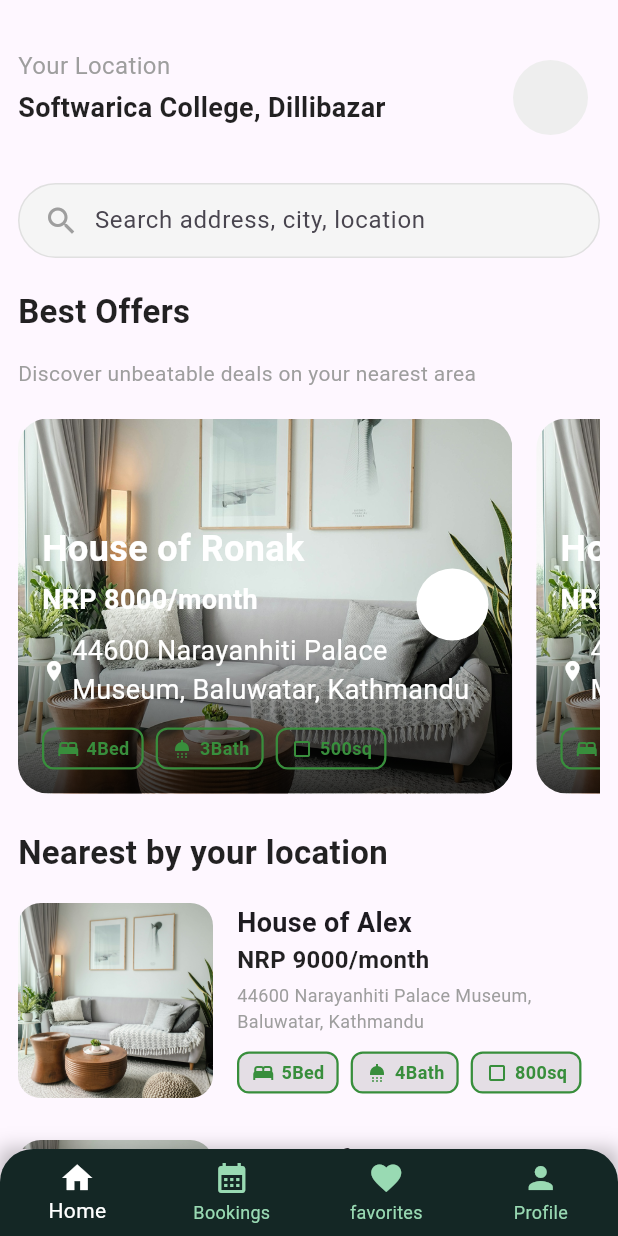
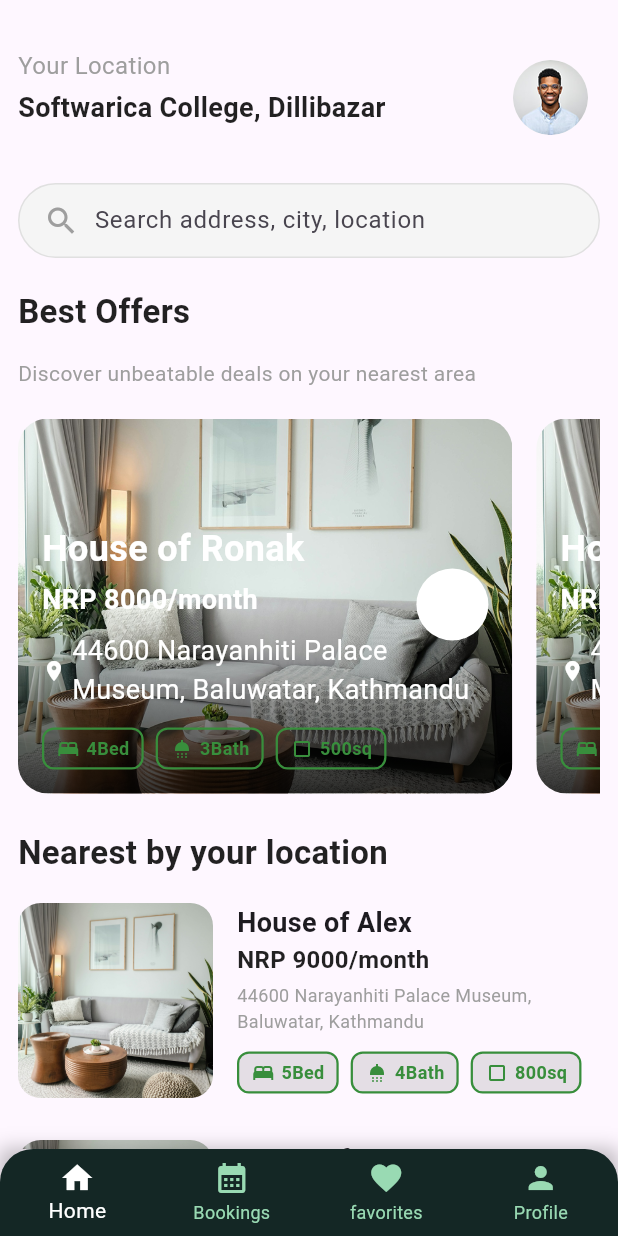
Before and after one commit to sagarlama0102/rentease, a Flutter app: the BottomScreenLayout screen opened directly, on a phone screen of 412 x 824 dp. Run offline on Flutter 3.47's test engine with Material 3 defaults, Android fonts, the light colour scheme and no system bars.

Commit message:
adding image on circle avatar

```diff
--- a/lib/widgets/home_header.dart
+++ b/lib/widgets/home_header.dart
@@ -30,7 +30,7 @@ class HomeHeader extends StatelessWidget {
         ),
         Padding(
           padding: const EdgeInsets.all(8.0),
-          child: CircleAvatar(radius: 25, backgroundColor: Colors.grey.shade200),
+          child: CircleAvatar(radius: 25, backgroundColor: Colors.grey.shade200,backgroundImage: AssetImage('assets/images/personimage.png'),),
         ),
       ],
     );
```
Also changed, not shown: assets/images/personimage.png (added).
